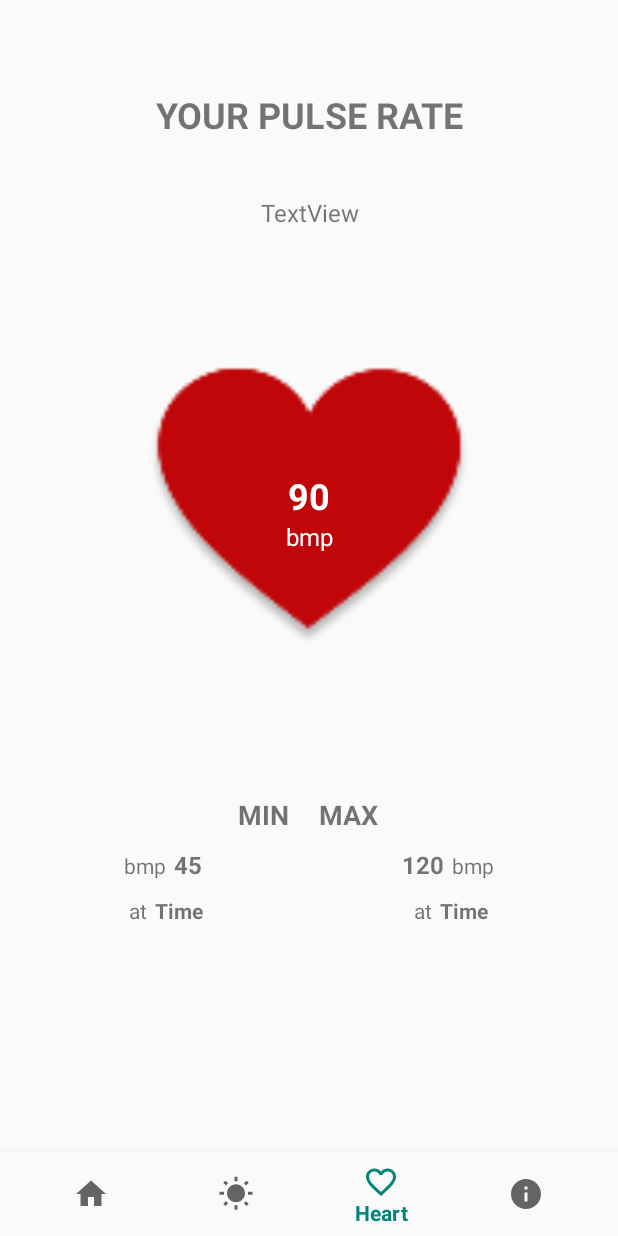
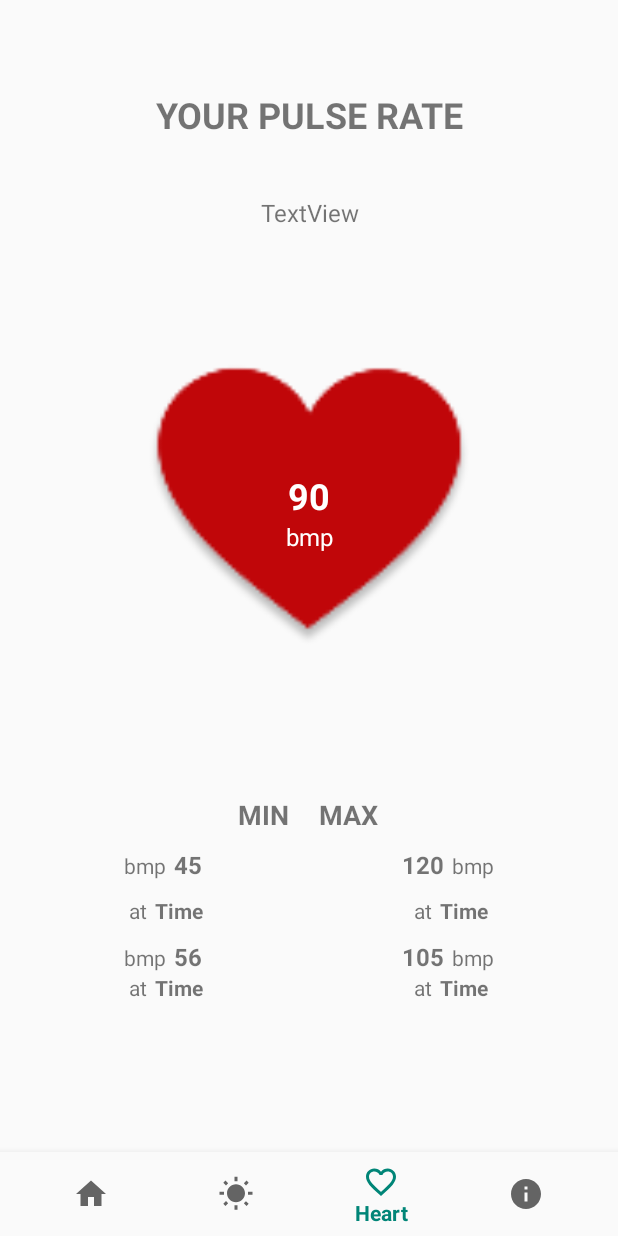
Before and after one commit to rsorima/UVWear, an Android app: the screen it shows after launch (MainActivity), item 3 of the bottom bar chosen, on a phone screen of 412 x 824 dp. Run offline under Robolectric (Android 15) with nearby library versions, the phone set to English and light mode, and no system bars.

Commit message:
Mon 10:24pm

```diff
--- a/app/src/main/res/layout/fragment_heart.xml
+++ b/app/src/main/res/layout/fragment_heart.xml
@@ -133,16 +133,17 @@
 
         <LinearLayout
             android:layout_width="match_parent"
-            android:layout_height="match_parent"
+            android:layout_height="wrap_content"
+            android:paddingBottom="10dp"
             android:orientation="horizontal">
 
             <TextView
                 android:id="@+id/textView22"
                 android:layout_width="wrap_content"
                 android:layout_height="wrap_content"
-                android:paddingRight="5dp"
                 android:layout_weight="1"
                 android:gravity="right"
+                android:paddingRight="5dp"
                 android:text="at" />
 
             <TextView
@@ -157,9 +158,9 @@
                 android:id="@+id/textView24"
                 android:layout_width="wrap_content"
                 android:layout_height="wrap_content"
-                android:paddingRight="5dp"
                 android:layout_weight="1"
                 android:gravity="right"
+                android:paddingRight="5dp"
                 android:text="at" />
 
             <TextView
@@ -171,5 +172,88 @@
                 android:textStyle="bold" />
         </LinearLayout>
 
+        <LinearLayout
+            android:layout_width="match_parent"
+            android:layout_height="wrap_content"
+            android:orientation="horizontal">
+
+            <TextView
+                android:id="@+id/textView14"
+                android:layout_width="wrap_content"
+                android:layout_height="wrap_content"
+                android:paddingRight="5dp"
+                android:layout_weight="1"
+                android:gravity="right"
+                android:text="bmp" />
+
+            <TextView
+                android:id="@+id/textView15"
+                android:layout_width="wrap_content"
+                android:layout_height="wrap_content"
+                android:layout_weight="1"
+                android:text="56"
+                android:textSize="16sp"
+                android:textStyle="bold" />
+
+            <TextView
+                android:id="@+id/textView26"
+                android:layout_width="wrap_content"
+                android:layout_height="wrap_content"
+                android:layout_weight="1"
+                android:gravity="right"
+                android:paddingRight="5dp"
+                android:text="105"
+                android:textSize="16sp"
+                android:textStyle="bold" />
+
+            <TextView
+                android:id="@+id/textView27"
+                android:layout_width="wrap_content"
+                android:layout_height="wrap_content"
+                android:layout_weight="1"
+                android:text="bmp"
+                android:textStyle="normal" />
+        </LinearLayout>
+
+        <LinearLayout
+            android:layout_width="match_parent"
+            android:layout_height="match_parent"
+            android:orientation="horizontal">
+
+            <TextView
+                android:id="@+id/textView28"
+                android:layout_width="wrap_content"
+                android:layout_height="wrap_content"
+                android:paddingRight="5dp"
+                android:layout_weight="1"
+                android:gravity="right"
+                android:text="at" />
+
+            <TextView
+                android:id="@+id/textView29"
+                android:layout_width="wrap_content"
+                android:layout_height="wrap_content"
+                android:layout_weight="1"
+                android:text="Time"
+                android:textStyle="bold" />
+
+            <TextView
+                android:id="@+id/textView30"
+                android:layout_width="wrap_content"
+                android:layout_height="wrap_content"
+                android:paddingRight="5dp"
+                android:layout_weight="1"
+                android:gravity="right"
+                android:text="at" />
+
+            <TextView
+                android:id="@+id/textView31"
+                android:layout_width="wrap_content"
+                android:layout_height="wrap_content"
+                android:layout_weight="1"
+                android:text="Time"
+                android:textStyle="bold" />
+        </LinearLayout>
+
     </LinearLayout>
 </RelativeLayout>
```
